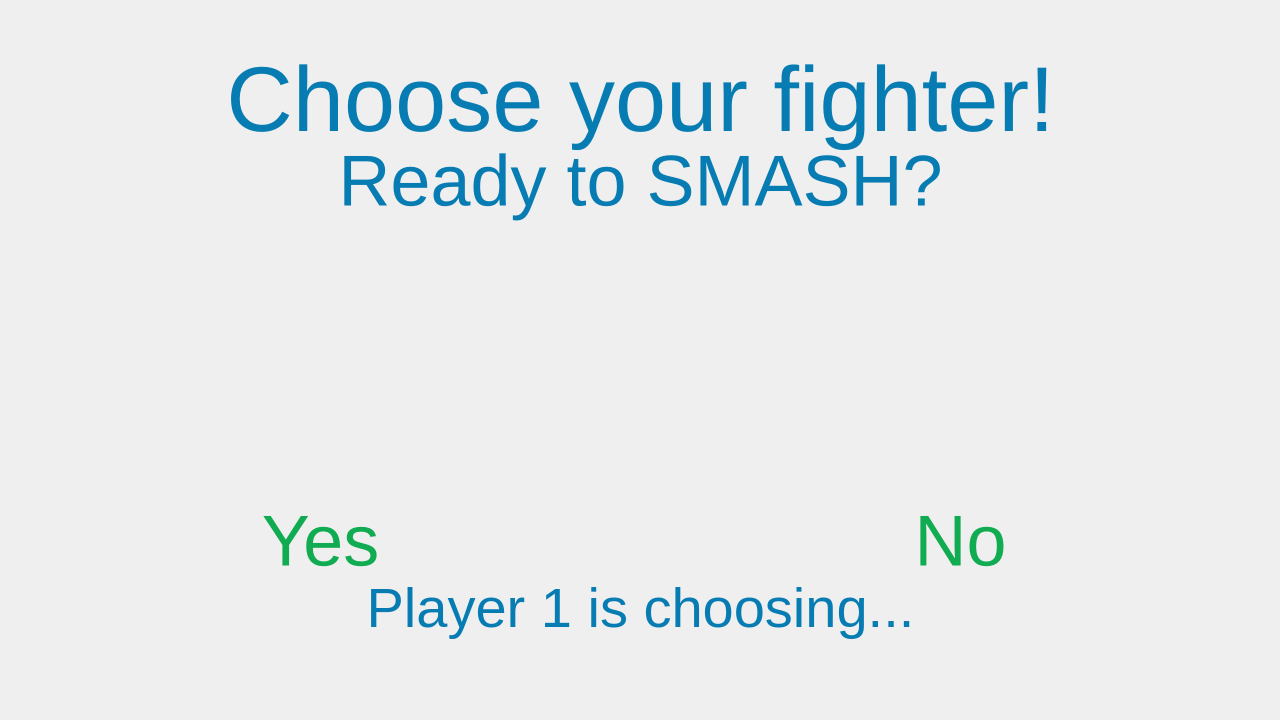
Before: the Qt Designer form ui/charselect.ui in Dmitriy2442/CT_project, drawn with Qt 5.
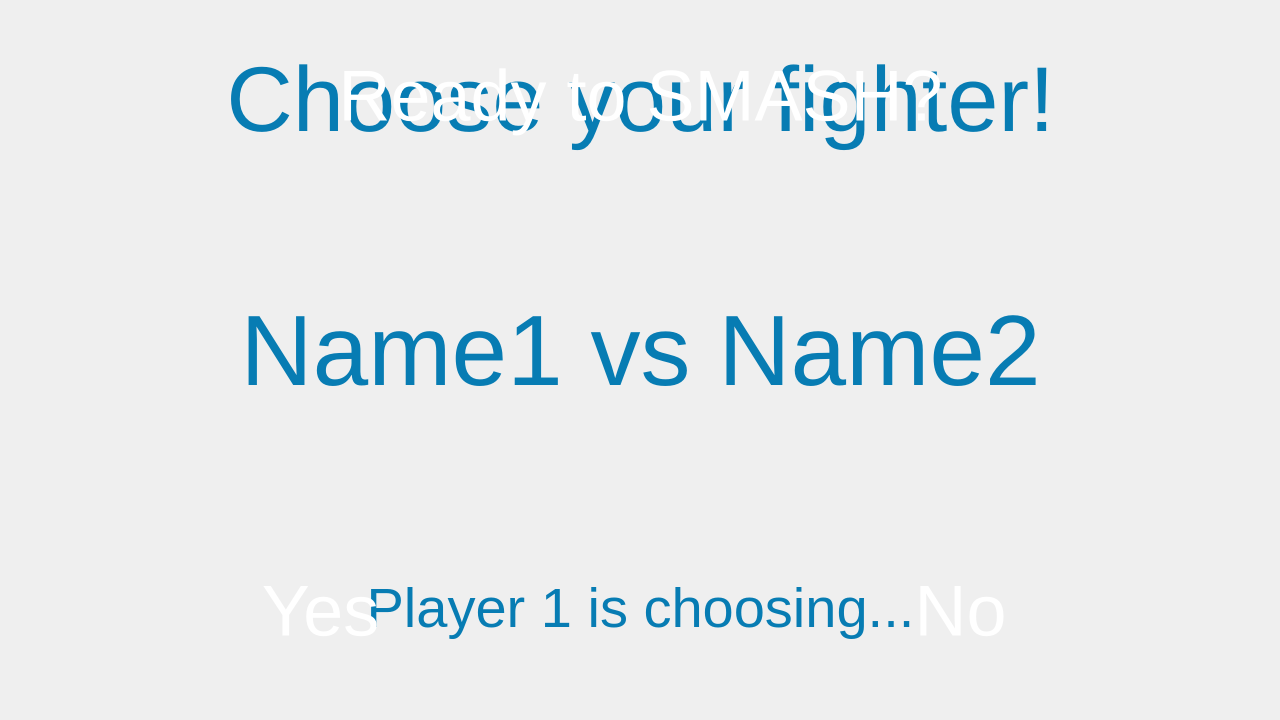
After: the same form once the commit is applied. Icons and pictures are not drawn. Custom widgets are drawn as their Qt base class.

Commit message: Changed ready check ui design (added character names to the screen)

```diff
--- a/ui/charselect.ui
+++ b/ui/charselect.ui
@@ -136,13 +136,13 @@
       <x>0</x>
       <y>0</y>
       <width>1281</width>
-      <height>361</height>
+      <height>191</height>
      </rect>
     </property>
     <property name="styleSheet">
      <string notr="true">QLabel {
 	font-size: 72px;
-	color: #077cb3;
+	color: #ffffff;
 }</string>
     </property>
     <property name="text">
@@ -156,16 +156,16 @@
     <property name="geometry">
      <rect>
       <x>0</x>
-      <y>360</y>
+      <y>500</y>
       <width>641</width>
-      <height>361</height>
+      <height>221</height>
      </rect>
     </property>
     <property name="styleSheet">
      <string notr="true">QPushButton {
 	font-size: 72px;
 	border: none;
-	color: #11ab51;
+	color: #ffffff;
 }</string>
     </property>
     <property name="text">
@@ -176,22 +176,44 @@
     <property name="geometry">
      <rect>
       <x>640</x>
-      <y>360</y>
+      <y>500</y>
       <width>641</width>
-      <height>361</height>
+      <height>221</height>
      </rect>
     </property>
     <property name="styleSheet">
      <string notr="true">QPushButton {
 	font-size: 72px;
 	border: none;
-	color: #11ab51;
+	color: #ffffff;
 }</string>
     </property>
     <property name="text">
      <string>No</string>
     </property>
    </widget>
+   <widget class="QLabel" name="versusLabel">
+    <property name="geometry">
+     <rect>
+      <x>0</x>
+      <y>200</y>
+      <width>1281</width>
+      <height>301</height>
+     </rect>
+    </property>
+    <property name="styleSheet">
+     <string notr="true">QLabel {
+	font-size: 100px;
+	color: #077cb3;
+}</string>
+    </property>
+    <property name="text">
+     <string>Name1 vs Name2</string>
+    </property>
+    <property name="alignment">
+     <set>Qt::AlignCenter</set>
+    </property>
+   </widget>
   </widget>
   <zorder>chooseLabel</zorder>
   <zorder>choosingLabel</zorder>
```
The commit also changes 2 other files.
